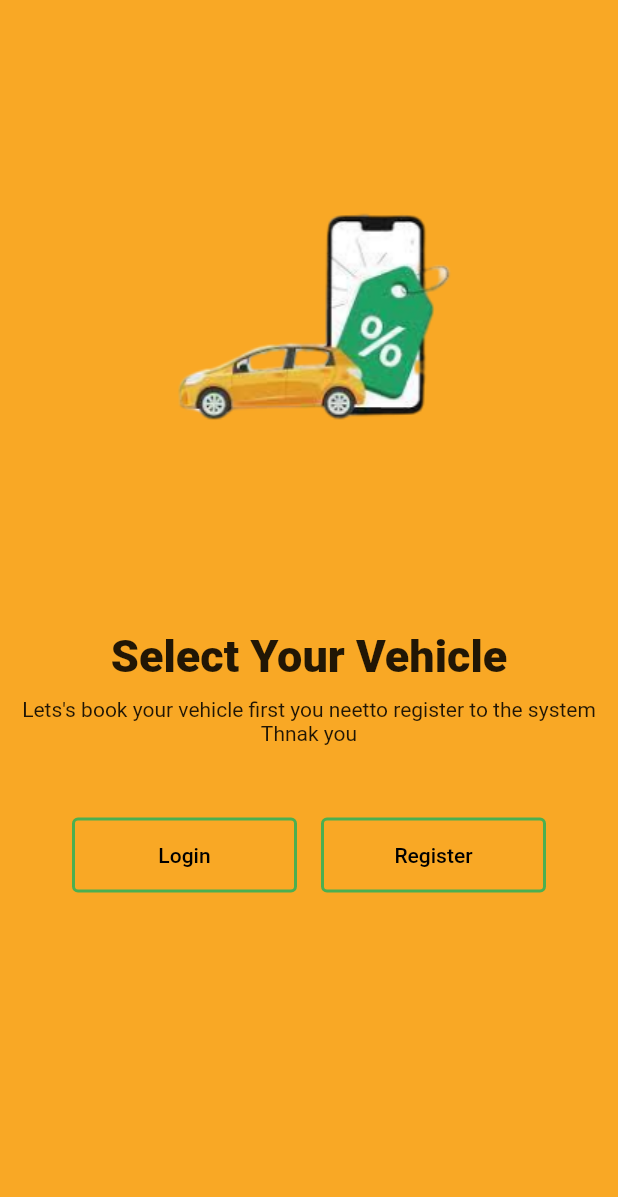
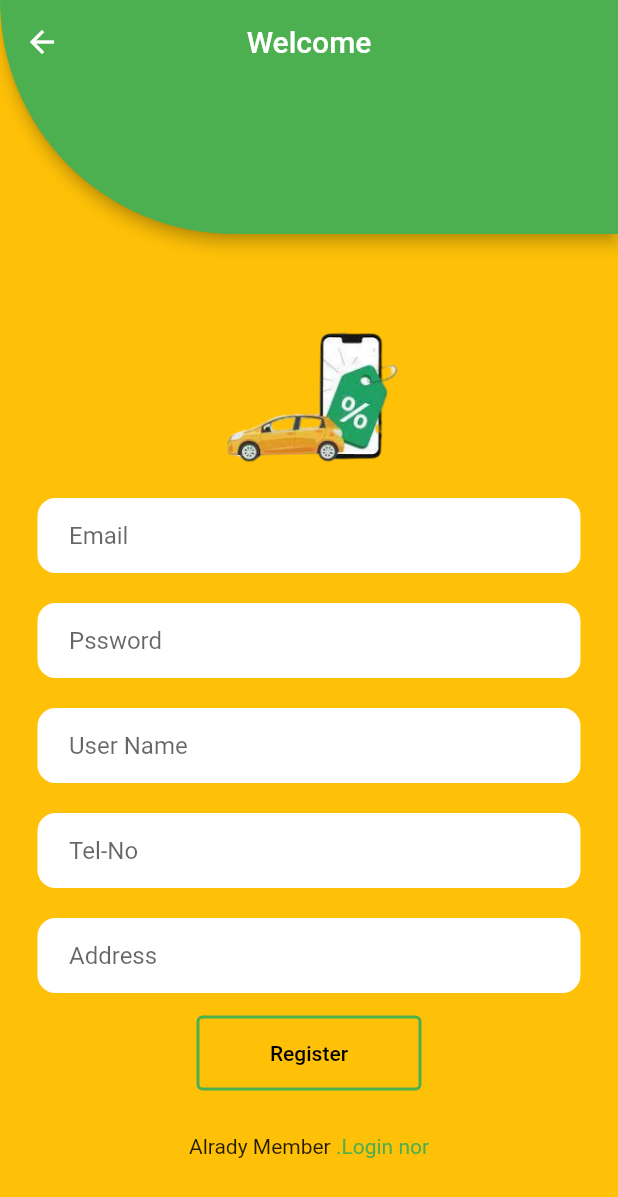
Before and after one commit to WarunaDisanayaka/Car-renting-platform, a Flutter app: the screen it shows after launch, after a tap on "Register", on a phone screen of 412 x 824 dp. Shown: the top 1197 px of the screen. Run offline on Flutter 3.47's test engine with Material 2 defaults, Android fonts, the phone set to English and light mode, and no system bars.

Commit message:
register

```diff
--- a/app/lib/login.dart
+++ b/app/lib/login.dart
@@ -26,7 +26,6 @@ class _loginState extends State<login> {
         bottom: PreferredSize(
           preferredSize: Size.fromHeight(200),
           child: SizedBox(
-
           ),
         ),
       ),
--- /dev/null
+++ b/app/lib/register.dart
@@ -0,0 +1,191 @@
+import 'package:flutter/material.dart';
+
+class register extends StatefulWidget {
+  const register({Key? key}) : super(key: key);
+
+  @override
+  State<register> createState() => _registerState();
+}
+
+class _registerState extends State<register> {
+  @override
+  Widget build(BuildContext context) {
+    return Scaffold(
+      appBar: AppBar(
+        title: Text("Welcome"),
+        backgroundColor: Colors.green,
+        centerTitle: true,
+        shape: RoundedRectangleBorder(
+          borderRadius: BorderRadius.only(bottomLeft: Radius.circular(400)),
+        ),
+        bottom: PreferredSize(
+          preferredSize: Size.fromHeight(100),
+          child: SizedBox(),
+        ),
+      ),
+      backgroundColor: Colors.amber,
+      body: Padding(
+        padding: const EdgeInsets.only(top: 40),
+        child: Container(
+          child: Column(
+            children: [
+              Padding(
+                padding: const EdgeInsets.all(18),
+                child: Image(
+                  image: AssetImage(
+                    'assets/15.png',
+                  ),
+                  height: 100,
+                ),
+              ),
+              //email
+              Padding(
+                padding: const EdgeInsets.symmetric(horizontal: 25.0),
+                child: Container(
+                  decoration: BoxDecoration(
+                      color: Colors.white,
+                      border: Border.all(color: Colors.white),
+                      borderRadius: BorderRadius.circular(12)),
+                  child: Padding(
+                    padding: const EdgeInsets.only(left: 20.0),
+                    child: TextField(
+                      decoration: InputDecoration(
+                        border: InputBorder.none,
+                        hintText: 'Email',
+                      ),
+                    ),
+                  ),
+                ),
+              ),
+
+              SizedBox(height: 20,),
+              //email
+              Padding(
+                padding: const EdgeInsets.symmetric(horizontal: 25.0),
+                child: Container(
+                  decoration: BoxDecoration(
+                      color: Colors.white,
+                      border: Border.all(color: Colors.white),
+                      borderRadius: BorderRadius.circular(12)),
+                  child: Padding(
+                    padding: const EdgeInsets.only(left: 20.0),
+                    child: TextField(
+                      decoration: InputDecoration(
+                        border: InputBorder.none,
+                        hintText: 'Pssword',
+                      ),
+                    ),
+                  ),
+                ),
+              ),
+
+              SizedBox(height: 20,),
+
+              //email
+              Padding(
+                padding: const EdgeInsets.symmetric(horizontal: 25.0),
+                child: Container(
+                  decoration: BoxDecoration(
+                      color: Colors.white,
+                      border: Border.all(color: Colors.white),
+                      borderRadius: BorderRadius.circular(12)),
+                  child: Padding(
+                    padding: const EdgeInsets.only(left: 20.0),
+                    child: TextField(
+                      decoration: InputDecoration(
+                        border: InputBorder.none,
+                        hintText: 'User Name',
+                      ),
+                    ),
+                  ),
+                ),
+              ),
+
+
+              SizedBox(height: 20,),
+              //email
+              Padding(
+                padding: const EdgeInsets.symmetric(horizontal: 25.0),
+                child: Container(
+                  decoration: BoxDecoration(
+                      color: Colors.white,
+                      border: Border.all(color: Colors.white),
+                      borderRadius: BorderRadius.circular(12)),
+                  child: Padding(
+                    padding: const EdgeInsets.only(left: 20.0),
+                    child: TextField(
+                      decoration: InputDecoration(
+                        border: InputBorder.none,
+                        hintText: 'Tel-No',
+                      ),
+                    ),
+                  ),
+                ),
+              ),
+
+
+              SizedBox(height: 20,),
+              //email
+              Padding(
+                padding: const EdgeInsets.symmetric(horizontal: 25.0),
+                child: Container(
+                  decoration: BoxDecoration(
+                      color: Colors.white,
+                      border: Border.all(color: Colors.white),
+                      borderRadius: BorderRadius.circular(12)),
+                  child: Padding(
+                    padding: const EdgeInsets.only(left: 20.0),
+                    child: TextField(
+                      decoration: InputDecoration(
+                        border: InputBorder.none,
+                        hintText: 'Address',
+                      ),
+                    ),
+                  ),
+                ),
+              ),
+
+              Padding(
+                padding: const EdgeInsets.all(15.0),
+                child: OutlinedButton(
+                  child: Text(
+                    "Register",
+                    style: TextStyle(
+                      color: Colors.black,
+                    ),
+                  ),
+                  style: OutlinedButton.styleFrom(
+                    side: BorderSide(
+                      width: 2.0, // set the border weight to 2.0
+                      color: Colors.green,
+                    ),
+                    fixedSize: Size(150, 50),
+                  ),
+                  onPressed: () {
+                    Navigator.push(context,
+                        MaterialPageRoute(builder: (context) => register()));
+                  },
+                ),
+              ),
+
+              Padding(
+                padding: const EdgeInsets.all(14.0),
+                child: Row(
+                  mainAxisAlignment: MainAxisAlignment.center,
+                  children: [
+                    Text("Alrady Member"),
+                    Text(" .Login nor",
+                    style: TextStyle(
+                      color: Colors.green,
+                    ),)
+                  ],
+                ),
+              )
+
+            ],
+          ),
+        ),
+      ),
+    );
+  }
+}
--- a/app/lib/welcome.dart
+++ b/app/lib/welcome.dart
@@ -1,4 +1,5 @@
 import 'package:cr_app/login.dart';
+import 'package:cr_app/register.dart';
 import 'package:flutter/material.dart';
 
 class welcome extends StatefulWidget {
@@ -89,7 +90,10 @@ class _welcomeState extends State<welcome> {
                             ),
                             fixedSize: Size(150, 50),
                           ),
-                          onPressed: () {},
+                          onPressed: () {
+                            Navigator.push(context,
+                                MaterialPageRoute(builder: (context) => register()));
+                          },
                         ),
                       ),
                     ],
```
